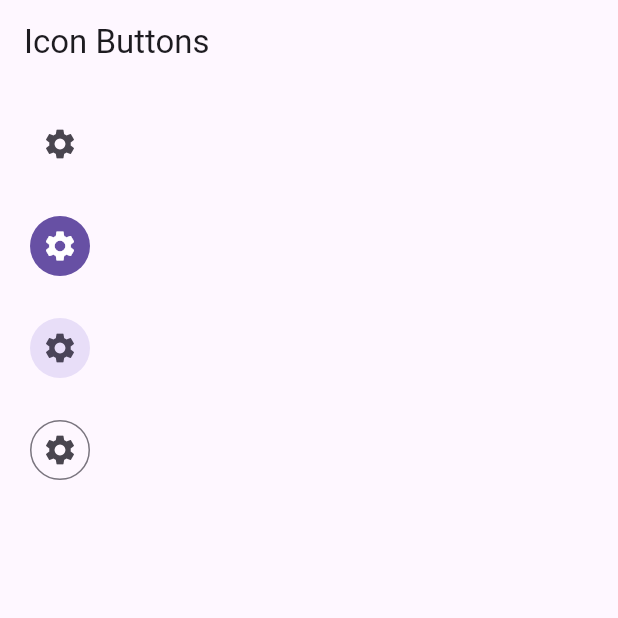
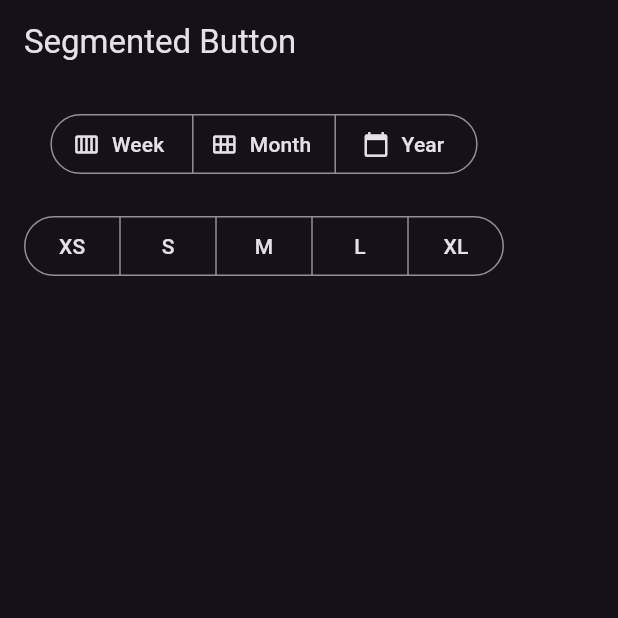
Before and after one commit to w1y0n0/flutter_widget_exercise, a Flutter app: the screen it shows after launch, on a phone screen of 412 x 824 dp, the top half of it. Run offline on Flutter 3.47's test engine with Material 2 defaults, Android fonts, the phone set to English and light mode, and no system bars.

Commit message:
Material3: SegmentedButton

```diff
--- a/lib/main.dart
+++ b/lib/main.dart
@@ -4,6 +4,7 @@ import 'package:flutter_widget_exercise/lesson/scaffold_widget.dart';
 import 'package:flutter_widget_exercise/material3/common_button.dart';
 import 'package:flutter_widget_exercise/material3/floating_action_buttons.dart';
 import 'package:flutter_widget_exercise/material3/icons_buttons.dart';
+import 'package:flutter_widget_exercise/material3/segmented_buttons.dart';
 
 void main() {
   runApp(const MyApp());
@@ -21,7 +22,7 @@ class MyApp extends StatelessWidget {
       //   colorScheme: ColorScheme.fromSeed(seedColor: Colors.deepPurple),
       //   useMaterial3: true,
       // ),
-      theme: ThemeData.light(
+      theme: ThemeData.dark(
         useMaterial3: true,
       ),
       // home: Scaffold(
@@ -36,7 +37,8 @@ class MyApp extends StatelessWidget {
       // ),
       // home: const CommonButton(),
       // home: const FloatingActionButtons(),
-      home: const IconButtons(),
+      // home: const IconButtons(),
+      home: const SegmentedButtons(),
     );
   }
 }
--- /dev/null
+++ b/lib/material3/segmented_buttons.dart
@@ -0,0 +1,75 @@
+import 'package:flutter/material.dart';
+
+class SegmentedButtons extends StatefulWidget {
+  const SegmentedButtons({super.key});
+
+  @override
+  State<SegmentedButtons> createState() => _SegmentedButtonsState();
+}
+
+class _SegmentedButtonsState extends State<SegmentedButtons> {
+  // deklarasi atribut/method
+  Set timeSelected = {};
+  List sizes = ['XS', 'S', 'M', 'L', 'XL'];
+  Set sizeSelected = {};
+
+  @override
+  Widget build(BuildContext context) {
+    return Scaffold(
+      appBar: AppBar(
+        title: const Text('Segmented Button'),
+      ),
+      body: Padding(
+        padding: const EdgeInsets.all(16),
+        child: Column(
+          children: [
+            SegmentedButton(
+              segments: const [
+                ButtonSegment(
+                  value: 'Week',
+                  label: Text('Week'),
+                  icon: Icon(Icons.calendar_view_week),
+                ),
+                ButtonSegment(
+                  value: 'Month',
+                  label: Text('Month'),
+                  icon: Icon(Icons.calendar_view_month),
+                ),
+                ButtonSegment(
+                  value: 'Year',
+                  label: Text('Year'),
+                  icon: Icon(Icons.calendar_today),
+                ),
+              ],
+              onSelectionChanged: (selected) {
+                print('times: $selected');
+                timeSelected = selected;
+                setState(() {});
+              },
+              selected: timeSelected,
+              emptySelectionAllowed: true,
+            ),
+            const SizedBox(height: 20),
+            SegmentedButton(
+              segments: sizes.map((size) {
+                return ButtonSegment(
+                  value: size,
+                  label: Text(size),
+                );
+              }).toList(),
+              onSelectionChanged: (selected) {
+                print('sizes: $selected');
+                sizeSelected = selected;
+                setState(() {});
+              },
+              selected: sizeSelected,
+              emptySelectionAllowed: true,
+              // multiSelectionEnabled: false, //hanya 1 pilihan
+              multiSelectionEnabled: true, //bisa > 1 pilihan
+            ),
+          ],
+        ),
+      ),
+    );
+  }
+}
```
